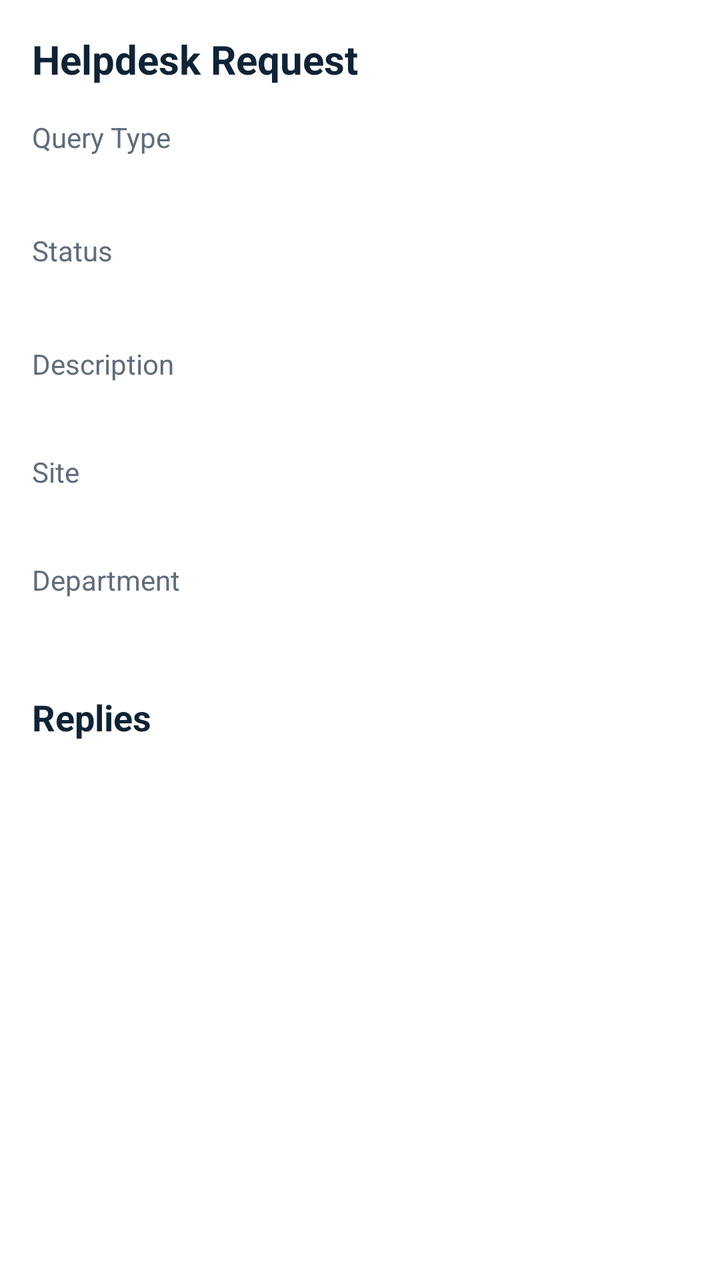
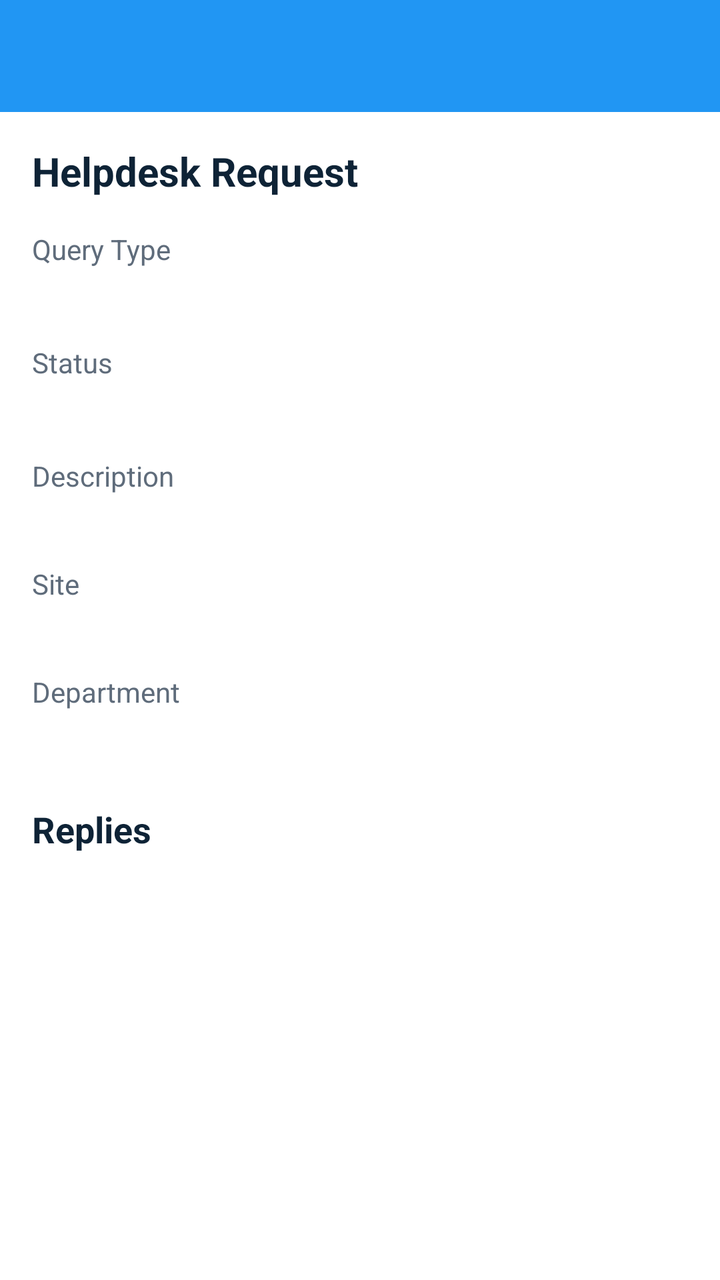

Compare the two renders of this Android layout. The source of the first and the diff that turns it into the second are given below.
<!-- AndroidManifest.xml: application theme Theme.YatriApp -->
<!-- res/layout/activity_helpdesk_detail.xml -->
<?xml version="1.0" encoding="utf-8"?>
<ScrollView xmlns:android="http://schemas.android.com/apk/res/android"
    android:layout_width="match_parent"
    android:layout_height="match_parent"
    android:background="@color/background"
    android:padding="16dp">

    <LinearLayout
        android:layout_width="match_parent"
        android:layout_height="wrap_content"
        android:orientation="vertical">

        <TextView
            android:layout_width="match_parent"
            android:layout_height="wrap_content"
            android:text="Helpdesk Request"
            android:textColor="@color/text_primary"
            android:textSize="20sp"
            android:textStyle="bold"
            android:layout_marginBottom="16dp" />

        <TextView
            android:layout_width="match_parent"
            android:layout_height="wrap_content"
            android:text="Query Type"
            android:textColor="@color/text_label" />
        <TextView
            android:id="@+id/tvDetailQueryType"
            android:layout_width="match_parent"
            android:layout_height="wrap_content"
            android:textColor="@color/text_primary"
            android:textStyle="bold"
            android:textSize="16sp"
            android:layout_marginTop="4dp" />

        <TextView
            android:layout_width="match_parent"
            android:layout_height="wrap_content"
            android:text="Status"
            android:textColor="@color/text_label"
            android:layout_marginTop="12dp" />
        <TextView
            android:id="@+id/tvDetailStatus"
            android:layout_width="match_parent"
            android:layout_height="wrap_content"
            android:textColor="@color/text_primary"
            android:textStyle="bold"
            android:textSize="16sp"
            android:layout_marginTop="4dp" />

        <TextView
            android:layout_width="match_parent"
            android:layout_height="wrap_content"
            android:text="Description"
            android:textColor="@color/text_label"
            android:layout_marginTop="12dp" />
        <TextView
            android:id="@+id/tvDetailDescription"
            android:layout_width="match_parent"
            android:layout_height="wrap_content"
            android:textColor="@color/text_primary"
            android:layout_marginTop="4dp" />

        <TextView
            android:layout_width="match_parent"
            android:layout_height="wrap_content"
            android:text="Site"
            android:textColor="@color/text_label"
            android:layout_marginTop="12dp" />
        <TextView
            android:id="@+id/tvDetailSite"
            android:layout_width="match_parent"
            android:layout_height="wrap_content"
            android:textColor="@color/text_primary"
            android:layout_marginTop="4dp" />

        <TextView
            android:layout_width="match_parent"
            android:layout_height="wrap_content"
            android:text="Department"
            android:textColor="@color/text_label"
            android:layout_marginTop="12dp" />
        <TextView
            android:id="@+id/tvDetailDepartment"
            android:layout_width="match_parent"
            android:layout_height="wrap_content"
            android:textColor="@color/text_primary"
            android:layout_marginTop="4dp" />

        <Button
            android:id="@+id/btnDetailAttachment"
            android:layout_width="match_parent"
            android:layout_height="48dp"
            android:text="Open Attachment"
            android:visibility="gone"
            android:layout_marginTop="16dp"
            android:backgroundTint="@color/blue_500"
            android:textColor="@android:color/white" />

        <TextView
            android:layout_width="match_parent"
            android:layout_height="wrap_content"
            android:text="Replies"
            android:textColor="@color/text_primary"
            android:textSize="18sp"
            android:textStyle="bold"
            android:layout_marginTop="24dp"
            android:layout_marginBottom="8dp" />

        <TextView
            android:id="@+id/tvNoReplies"
            android:layout_width="match_parent"
            android:layout_height="wrap_content"
            android:text="No replies yet"
            android:textColor="@color/text_secondary"
            android:visibility="gone" />

        <LinearLayout
            android:id="@+id/replyContainer"
            android:layout_width="match_parent"
            android:layout_height="wrap_content"
            android:orientation="vertical" />

        <ProgressBar
            android:id="@+id/progressBar"
            android:layout_width="wrap_content"
            android:layout_height="wrap_content"
            android:layout_gravity="center_horizontal"
            android:visibility="gone"
            android:layout_marginTop="24dp" />
    </LinearLayout>
</ScrollView>
<!-- resources referenced by this layout -->
<resources>
  <color name="background">#FFFFFF</color>
  <color name="blue_500">#2196F3</color>
  <color name="text_label">#5F6C7B</color>
  <color name="text_primary">#0E2336</color>
  <color name="text_secondary">#7A8A99</color>
  <style name="Theme.YatriApp" parent="Theme.MaterialComponents.DayNight.NoActionBar" />
</resources>

<!-- the commit's change to res/layout/activity_helpdesk_detail.xml (unified diff, before → after) -->
@@ -1,9 +1,21 @@
 <?xml version="1.0" encoding="utf-8"?>
-<ScrollView xmlns:android="http://schemas.android.com/apk/res/android"
+<LinearLayout xmlns:android="http://schemas.android.com/apk/res/android"
     android:layout_width="match_parent"
     android:layout_height="match_parent"
-    android:background="@color/background"
-    android:padding="16dp">
+    android:orientation="vertical"
+    android:background="@color/background">
+
+    <com.google.android.material.appbar.MaterialToolbar
+        android:id="@+id/toolbar"
+        android:layout_width="match_parent"
+        android:layout_height="?attr/actionBarSize"
+        android:background="@color/blue_500"
+        android:titleTextColor="@color/white" />
+
+    <ScrollView
+        android:layout_width="match_parent"
+        android:layout_height="match_parent"
+        android:padding="16dp">
 
     <LinearLayout
         android:layout_width="match_parent"
@@ -13,7 +25,7 @@
         <TextView
             android:layout_width="match_parent"
             android:layout_height="wrap_content"
-            android:text="Helpdesk Request"
+            android:text="@string/helpdesk_request"
             android:textColor="@color/text_primary"
             android:textSize="20sp"
             android:textStyle="bold"
@@ -22,7 +34,7 @@
         <TextView
             android:layout_width="match_parent"
             android:layout_height="wrap_content"
-            android:text="Query Type"
+            android:text="@string/query_type"
             android:textColor="@color/text_label" />
         <TextView
             android:id="@+id/tvDetailQueryType"
@@ -36,7 +48,7 @@
         <TextView
             android:layout_width="match_parent"
             android:layout_height="wrap_content"
-            android:text="Status"
+            android:text="@string/status"
             android:textColor="@color/text_label"
             android:layout_marginTop="12dp" />
         <TextView
@@ -51,7 +63,7 @@
         <TextView
             android:layout_width="match_parent"
             android:layout_height="wrap_content"
-            android:text="Description"
+            android:text="@string/description"
             android:textColor="@color/text_label"
             android:layout_marginTop="12dp" />
         <TextView
@@ -64,7 +76,7 @@
         <TextView
             android:layout_width="match_parent"
             android:layout_height="wrap_content"
-            android:text="Site"
+            android:text="@string/site"
             android:textColor="@color/text_label"
             android:layout_marginTop="12dp" />
         <TextView
@@ -77,7 +89,7 @@
         <TextView
             android:layout_width="match_parent"
             android:layout_height="wrap_content"
-            android:text="Department"
+            android:text="@string/department"
             android:textColor="@color/text_label"
             android:layout_marginTop="12dp" />
         <TextView
@@ -91,7 +103,7 @@
             android:id="@+id/btnDetailAttachment"
             android:layout_width="match_parent"
             android:layout_height="48dp"
-            android:text="Open Attachment"
+            android:text="@string/open_attachment"
             android:visibility="gone"
             android:layout_marginTop="16dp"
             android:backgroundTint="@color/blue_500"
@@ -100,7 +112,7 @@
         <TextView
             android:layout_width="match_parent"
             android:layout_height="wrap_content"
-            android:text="Replies"
+            android:text="@string/replies"
             android:textColor="@color/text_primary"
             android:textSize="18sp"
             android:textStyle="bold"
@@ -111,7 +123,7 @@
             android:id="@+id/tvNoReplies"
             android:layout_width="match_parent"
             android:layout_height="wrap_content"
-            android:text="No replies yet"
+            android:text="@string/no_replies_yet"
             android:textColor="@color/text_secondary"
             android:visibility="gone" />
 
@@ -129,4 +141,5 @@
             android:visibility="gone"
             android:layout_marginTop="24dp" />
     </LinearLayout>
-</ScrollView>
+    </ScrollView>
+</LinearLayout>
<!-- resource entries referenced after the edit -->
@@ -5,6 +5,16 @@
   <color name="text_label">#5F6C7B</color>
   <color name="text_primary">#0E2336</color>
   <color name="text_secondary">#7A8A99</color>
+  <color name="white">#FFFFFFFF</color>
+  <string name="department">Department</string>
+  <string name="description">Description</string>
+  <string name="helpdesk_request">Helpdesk Request</string>
+  <string name="no_replies_yet">No replies yet</string>
+  <string name="open_attachment">Open Attachment</string>
+  <string name="query_type">Query Type</string>
+  <string name="replies">Replies</string>
+  <string name="site">Site</string>
+  <string name="status">Status</string>
   <style name="Theme.YatriApp" parent="Theme.MaterialComponents.DayNight.NoActionBar" />
 </resources>
 
